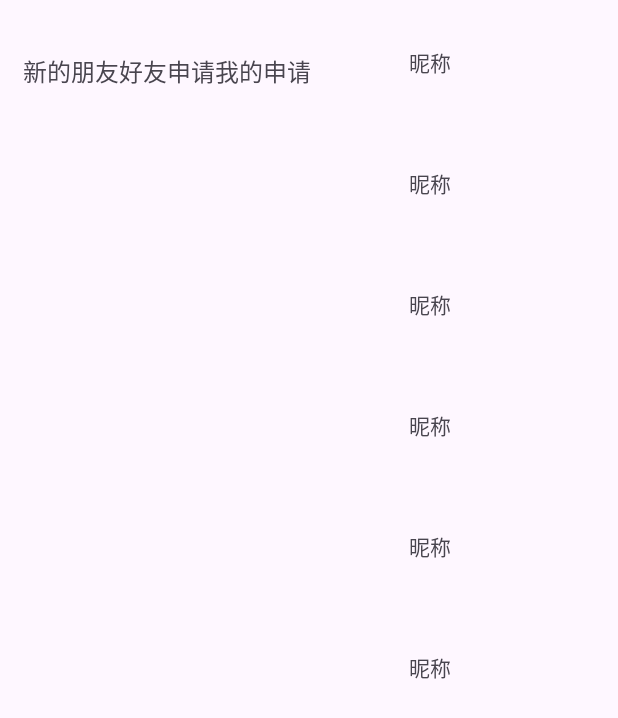
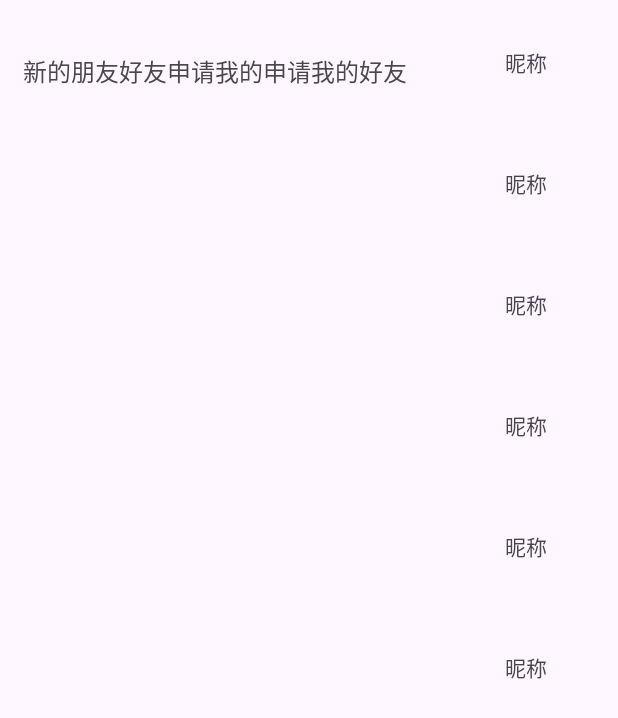
Before and after one commit to CmcOrg-20240131-Android/TeamUp, an Android app: the layout home_contact.xml on its own in the app's theme, with its tools: preview values and no code run, on a phone screen of 412 x 824 dp. Shown: the top 718 px of the screen. Run offline under Robolectric (Android 15) with nearby library versions, the phone set to English and light mode, and no system bars.

Commit message:
【i】【优化】【代码】

```diff
--- a/app/src/main/res/layout/home_contact.xml
+++ b/app/src/main/res/layout/home_contact.xml
@@ -31,6 +31,13 @@
         android:text="我的申请"
         android:textSize="16dp" />
 
+    <TextView
+        android:layout_width="wrap_content"
+        android:layout_height="wrap_content"
+        android:layout_marginVertical="20dp"
+        android:text="我的好友"
+        android:textSize="16dp" />
+
     <androidx.recyclerview.widget.RecyclerView
         android:id="@+id/homeContactRecyclerView"
         android:layout_width="match_parent"
--- a/app/src/main/res/layout/home_contact_apply_item.xml
+++ b/app/src/main/res/layout/home_contact_apply_item.xml
@@ -5,7 +5,7 @@
     android:layout_height="wrap_content"
     android:paddingHorizontal="15dp"
     android:paddingVertical="15dp"
-    app:alignItems="baseline"
+    app:alignItems="center"
     app:flexDirection="row">
 
     <ImageView
--- a/app/src/main/res/layout/home_contact_find_new_item.xml
+++ b/app/src/main/res/layout/home_contact_find_new_item.xml
@@ -5,7 +5,7 @@
     android:layout_height="wrap_content"
     android:paddingHorizontal="15dp"
     android:paddingVertical="15dp"
-    app:alignItems="baseline"
+    app:alignItems="center"
     app:flexDirection="row">
 
     <ImageView
--- a/app/src/main/res/layout/home_contact_item.xml
+++ b/app/src/main/res/layout/home_contact_item.xml
@@ -5,6 +5,7 @@
     android:layout_height="wrap_content"
     android:paddingHorizontal="15dp"
     android:paddingVertical="15dp"
+    app:alignItems="center"
     app:flexDirection="row">
 
     <ImageView
```
